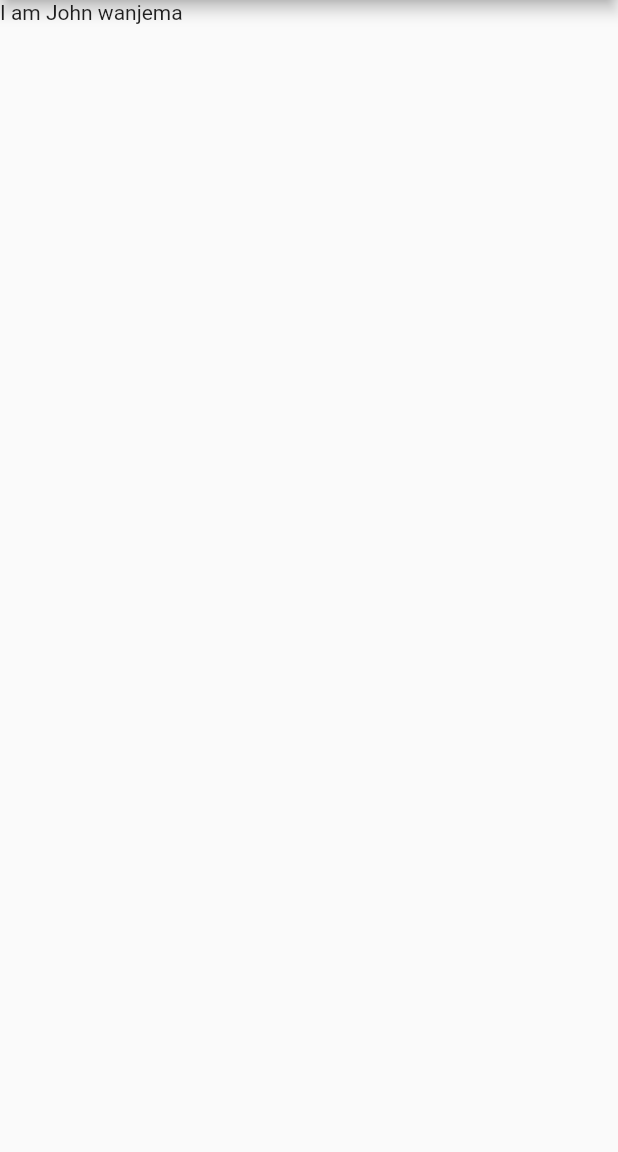
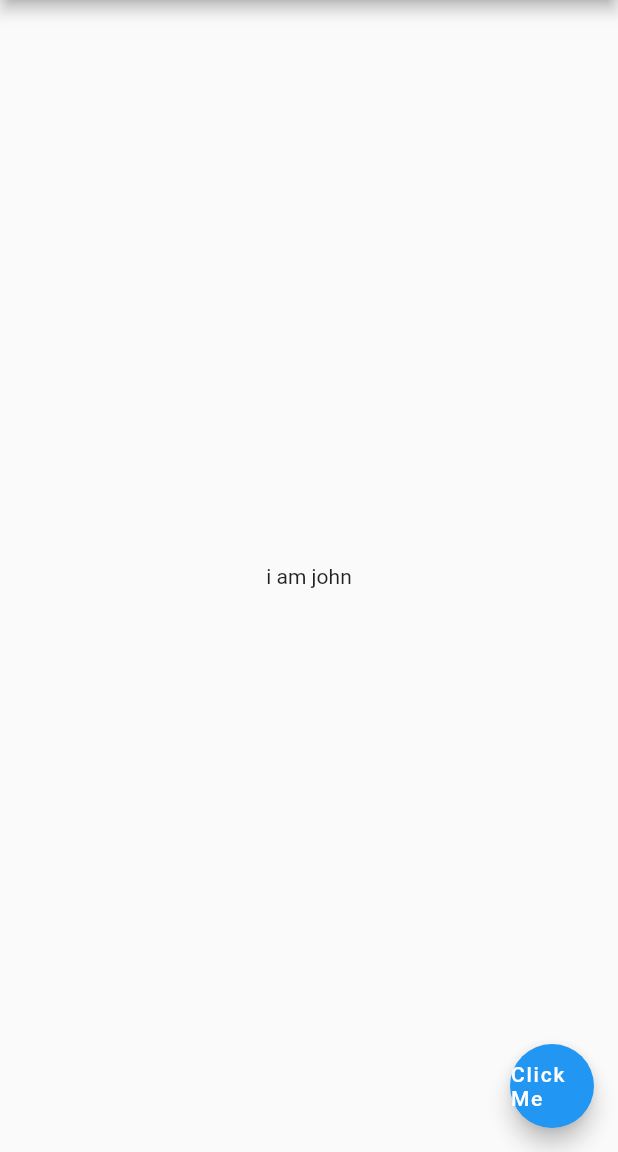
Before and after one commit to johnwanjema/hello-flutter, a Flutter app: the screen it shows after launch, on a phone screen of 412 x 824 dp, the part 84-1236 px from its top. Run offline on Flutter 3.47's test engine with Material 2 defaults, Android fonts, the phone set to English and light mode, and no system bars.

Commit message:
added floating icon

```diff
--- a/lib/main.dart
+++ b/lib/main.dart
@@ -6,7 +6,12 @@ void main() => runApp(MaterialApp(
       title:Text('Hello john'),
       centerTitle: true,
     ),
-        body: Text('I am John wanjema'),
+        body:Center(
+          child: Text('i am john'),
+        ),
+      floatingActionButton:FloatingActionButton(
+        child: Text('Click Me')
+  ),
   )
   ,
 ));
```
